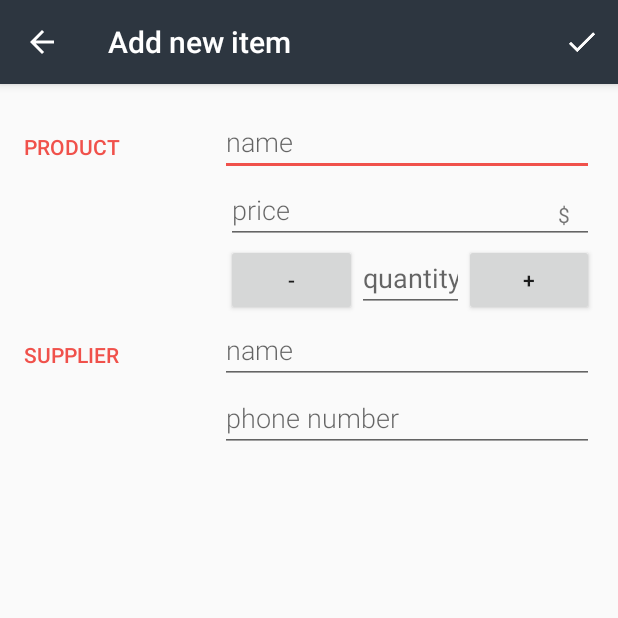
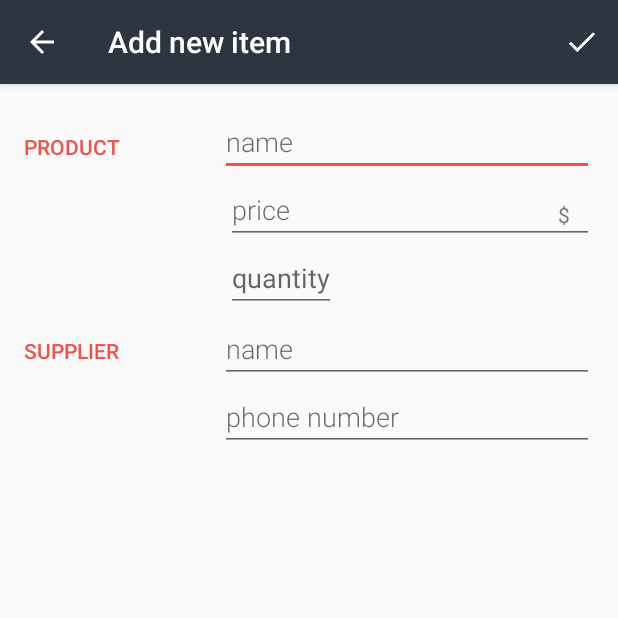
Before and after one commit to TomekUrbanski/InventoryApp-Stage2, an Android app: the screen it shows after launch (AddActivity), after a tap on an icon or button, on a phone screen of 412 x 824 dp, the top half of it. Run offline under Robolectric (Android 15) with nearby library versions, the phone set to English and light mode, and no system bars.

Commit message:
InventoryApp stage 2.1

```diff
--- a/app/src/main/java/com/example/android/inventoryapp/AddActivity.java
+++ b/app/src/main/java/com/example/android/inventoryapp/AddActivity.java
@@ -36,6 +36,7 @@ public class AddActivity extends AppCompatActivity implements
     private EditText mSupplierName;
     private EditText mPhoneNumber;
 
+
     private boolean mItemHasChanged = false;
 
     private View.OnTouchListener mTouchListener = new View.OnTouchListener() {
@@ -53,13 +54,19 @@ public class AddActivity extends AppCompatActivity implements
 
         Intent intent = getIntent();
         mCurrentInventoryUri = intent.getData();
+        final Button call = findViewById(R.id.call);
+        final Button plus = findViewById(R.id.plus);
+        final Button minus = findViewById(R.id.minus);
 
         if (mCurrentInventoryUri == null) {
             setTitle(getString(R.string.add_title));
+            plus.setVisibility(View.GONE);
+            minus.setVisibility(View.GONE);
             invalidateOptionsMenu();
         } else {
 
             setTitle(getString(R.string.edit_title));
+            call.setVisibility(View.VISIBLE);
             getLoaderManager().initLoader(EXISTING_INVENTORY_LOADER, null, this);
         }
 
@@ -74,18 +81,18 @@ public class AddActivity extends AppCompatActivity implements
         mPhoneNumber = findViewById(R.id.edit_phone_number);
         mPhoneNumber.setOnTouchListener(mTouchListener);
 
-        final Button plus = findViewById(R.id.plus);
         plus.setOnTouchListener(mTouchListener);
-        Button minus = findViewById(R.id.minus);
         minus.setOnTouchListener(mTouchListener);
 
         plus.setOnClickListener(new View.OnClickListener() {
             @Override
             public void onClick(View view) {
                 String quantityString = mQuantity.getText().toString().trim();
-                int quantity = 0;
-                if (!TextUtils.isEmpty(quantityString)) {
+                int quantity = Integer.parseInt(quantityString);
+                if (quantity < 99999) {
                     quantity = Integer.parseInt(quantityString);
+                } else {
+                    return;
                 }
 
                 mQuantity.setText(String.valueOf(quantity + 1));
@@ -96,12 +103,25 @@ public class AddActivity extends AppCompatActivity implements
             @Override
             public void onClick(View view) {
                 String quantityString = mQuantity.getText().toString().trim();
-                int quantity = 0;
-                if (!TextUtils.isEmpty(quantityString)) {
+                int quantity = Integer.parseInt(quantityString);
+                if (quantity > 0) {
                     quantity = Integer.parseInt(quantityString);
+                } else {
+                    return;
                 }
 
                 mQuantity.setText(String.valueOf(quantity - 1));
+            }
+        });
+
+        call.setOnClickListener(new View.OnClickListener() {
+            @Override
+            public void onClick(View view) {
+
+                String number = mPhoneNumber.getText().toString().trim();
+                Uri call = Uri.parse("tel:" + number);
+                Intent intent = new Intent(Intent.ACTION_DIAL, call);
+                startActivity(intent);
             }
         });
 
--- a/app/src/main/java/com/example/android/inventoryapp/MainActivity.java
+++ b/app/src/main/java/com/example/android/inventoryapp/MainActivity.java
@@ -110,9 +110,6 @@ public class MainActivity extends AppCompatActivity
                 deleteAll();
                 return true;
 
-            case R.id.show_specific:
-
-                return true;
         }
         return super.onOptionsItemSelected(item);
     }
--- a/app/src/main/res/layout/add_activity.xml
+++ b/app/src/main/res/layout/add_activity.xml
@@ -67,7 +67,7 @@
                     android:gravity="center"
                     android:hint="@string/quantity"
                     android:inputType="number"
-                    android:maxLength="4" />
+                    android:maxLength="5" />
 
                 <Button
                     android:id="@+id/plus"
@@ -92,7 +92,7 @@
             style="@style/CategoryStyle"
             android:text="@string/supplier" />
 
-        <LinearLayout
+        <RelativeLayout
             android:layout_width="0dp"
             android:layout_height="wrap_content"
             android:layout_weight="2"
@@ -108,11 +108,22 @@
             <EditText
                 android:id="@+id/edit_phone_number"
                 style="@style/EditorFieldStyle"
+                android:layout_below="@+id/edit_supplier_name"
                 android:hint="@string/phone_number"
+                android:maxLength="9"
                 android:inputType="phone" />
 
-        </LinearLayout>
+        </RelativeLayout>
 
     </LinearLayout>
 
+    <Button
+        android:id="@+id/call"
+        android:layout_width="50dp"
+        android:layout_height="50dp"
+        android:layout_gravity="center"
+        android:background="@drawable/call"
+        android:visibility="gone"
+        />
+
 </LinearLayout>
--- a/app/src/main/res/menu/menu.xml
+++ b/app/src/main/res/menu/menu.xml
@@ -5,9 +5,4 @@
         android:id="@+id/show_whole_data"
         android:title="@string/delete_all"
          />
-
-    <item
-        android:id="@+id/show_specific"
-        android:title="@string/show_specific_one"
-         />
 </menu>
```
Also changed, not shown: app/src/main/res/drawable-hdpi/call.png (added), app/src/main/res/drawable-mdpi/call.png (added), app/src/main/res/drawable-xhdpi/call.png (added), app/src/main/res/drawable-xxhdpi/call.png (added), app/src/main/res/drawable-xxxhdpi/call.png (added).
